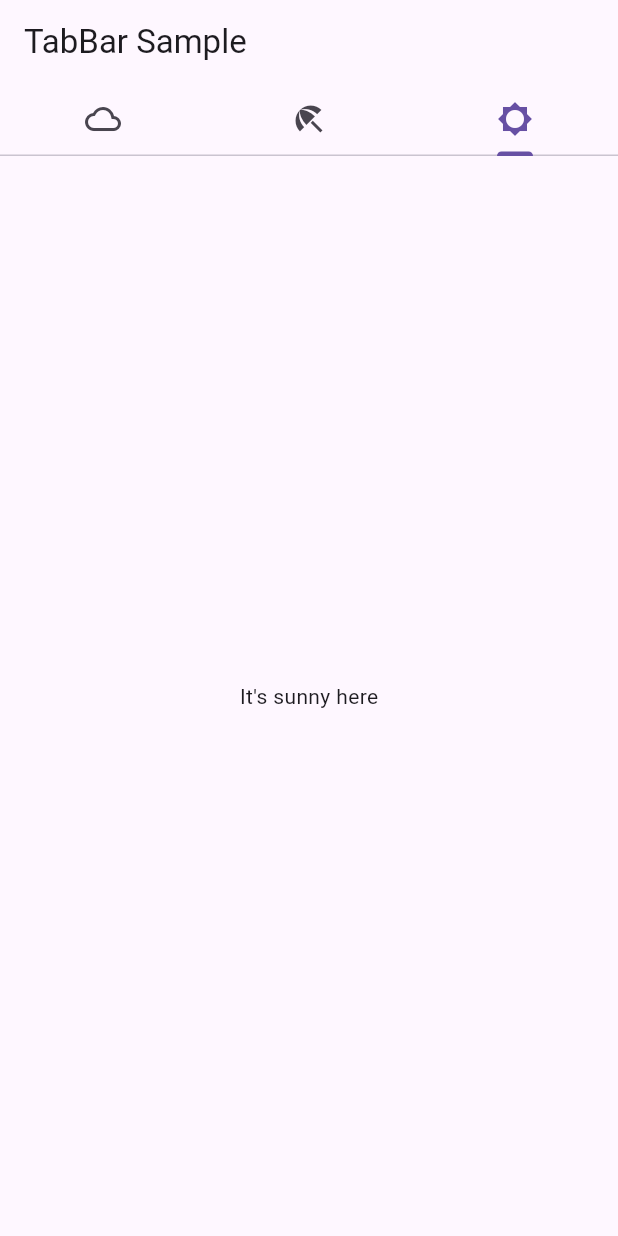
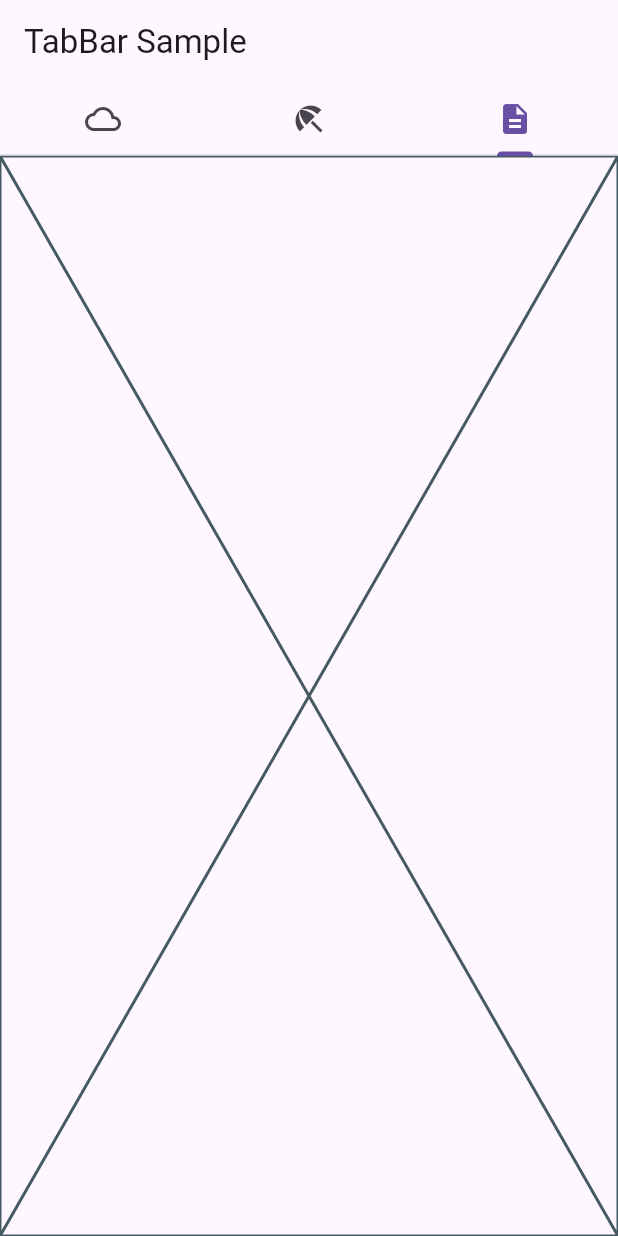
Before and after one commit to ShadowBlade9000/nhd_project, a Flutter app: the screen it shows after launch, tab 3 chosen, on a phone screen of 412 x 824 dp. Run offline on Flutter 3.47's test engine with Material 3 defaults, Android fonts, the phone set to English and light mode, and no system bars.

Commit message:
push main

```diff
--- /dev/null
+++ b/lib/bib.dart
@@ -0,0 +1,10 @@
+import 'package:flutter/material.dart';
+
+class Bib extends StatelessWidget {
+  const Bib({super.key});
+
+  @override
+  Widget build(BuildContext context) {
+    return const Placeholder();
+  }
+}
--- a/lib/tabbar.dart
+++ b/lib/tabbar.dart
@@ -1,5 +1,5 @@
 import 'package:flutter/material.dart';
-
+import 'package:nhd_project/bib.dart';
 /// Flutter code sample for [TabBar].
 
 class TabBarApp extends StatelessWidget {
@@ -34,7 +34,7 @@ class TabBarExample extends StatelessWidget {
                 icon: Icon(Icons.beach_access_sharp),
               ),
               Tab(
-                icon: Icon(Icons.brightness_5_sharp),
+                icon: Icon(Icons.description),
               ),
             ],
           ),
@@ -48,7 +48,7 @@ class TabBarExample extends StatelessWidget {
               child: Text("It's rainy here"),
             ),
             Center(
-              child: Text("It's sunny here"),
+              child: Bib(),
             ),
           ],
         ),
```
